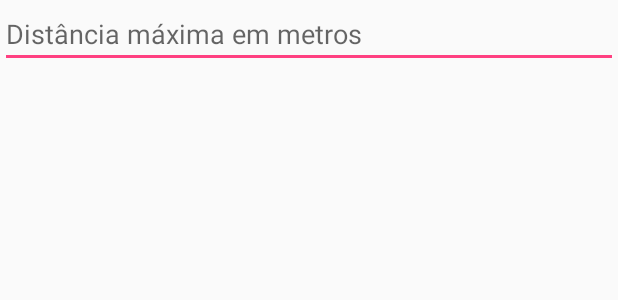
After one commit to RogerioDoCarmo/GNSS_MobileCalculator, an Android app: the layout dialog_distance.xml on its own in the app's theme, with its tools: preview values and no code run, on a phone screen of 412 x 824 dp. The commit adds this screen. Shown: the top 300 px of the screen. Run offline under Robolectric (Android 15) with nearby library versions, the phone set to English and light mode, and no system bars.

Commit message:
Intervalo Dialog OK. Dialog distancia OK. TODO: Testes

```diff
--- /dev/null
+++ b/app/src/main/res/layout/dialog_distance.xml
@@ -0,0 +1,18 @@
+<?xml version="1.0" encoding="utf-8"?>
+<LinearLayout xmlns:android="http://schemas.android.com/apk/res/android"
+    android:id="@+id/content"
+    android:layout_width="match_parent"
+    android:layout_height="match_parent"
+    android:gravity="center_horizontal"
+    android:orientation="vertical">
+
+    <EditText
+        android:id="@+id/input_distance"
+        android:layout_width="fill_parent"
+        android:layout_height="wrap_content"
+        android:gravity="top"
+        android:hint="Distância máxima em metros"
+        android:inputType="number|numberDecimal"
+        android:scrollbars="vertical" />
+
+</LinearLayout>
```
Also changed, not shown: app/src/main/java/com/rogeriocarmo/gnss_mobilecalculator/View/Fragment_GoogleMaps.java (+66 -12 lines).
